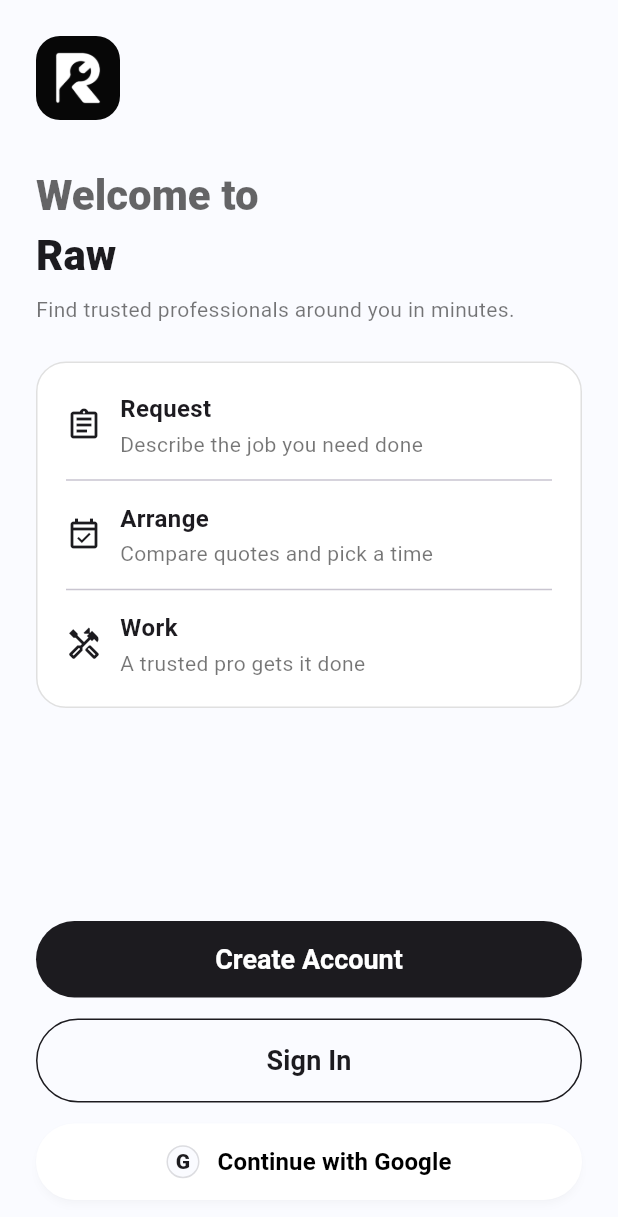
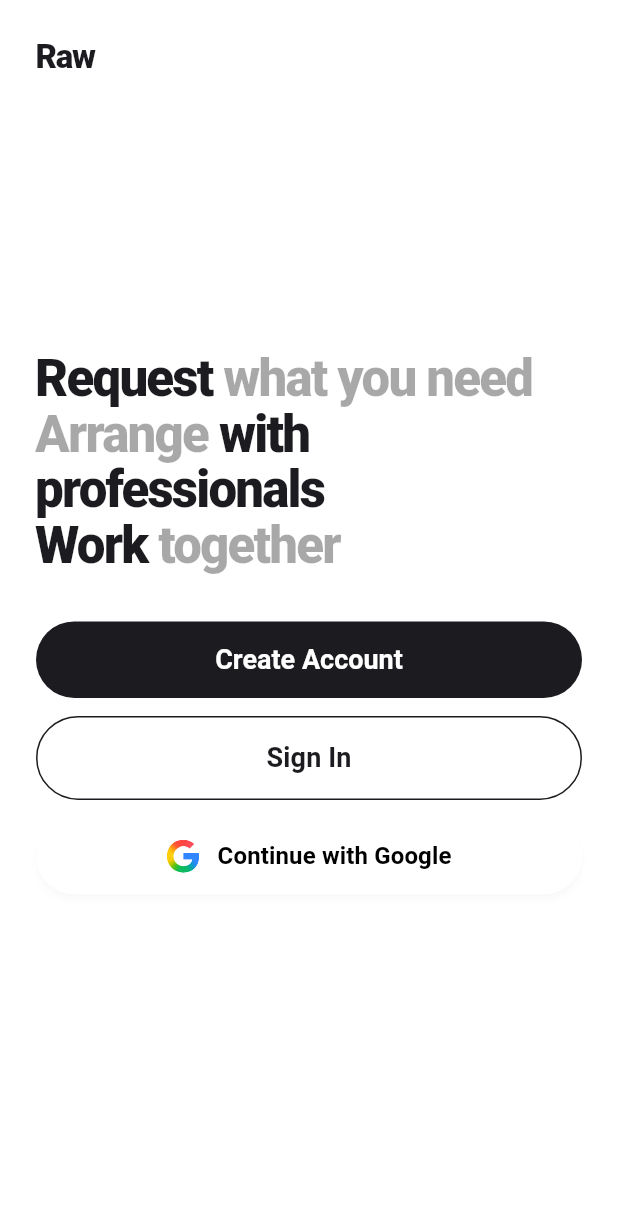
Before and after one commit to UWU-Group12/location-based-service-marketplace, a Flutter app: the screen it shows after launch, after a tap on "Get Started", on a phone screen of 412 x 824 dp. Shown: the top 1217 px of the screen. Run offline on Flutter 3.47's test engine with Material 3 defaults, Android fonts, the phone set to English and light mode, and no system bars; our stand-ins replace cloud_firestore, firebase_auth, firebase_core, firebase_storage, flutter_map, flutter_svg and 7 more; accounts and stored records are empty.

Commit message:
modified Welcome and splash screens

```diff
--- a/service_finder_app/lib/features/auth/customer_register_screen.dart
+++ b/service_finder_app/lib/features/auth/customer_register_screen.dart
@@ -1,4 +1,5 @@
 import 'package:flutter/material.dart';
+import 'package:flutter_svg/flutter_svg.dart';
 import '../../core/app_router.dart';
 import '../../services/auth_service.dart';
 import '../../core/app_colors.dart';
@@ -357,12 +358,7 @@
       child: Row(
         mainAxisAlignment: MainAxisAlignment.center,
         children: [
-          Image.network(
-            'https://img.icons8.com/?size=256&id=17949&format=png',
-            height: 24,
-            errorBuilder: (context, error, stackTrace) =>
-                const Icon(Icons.error),
-          ),
+          SvgPicture.asset('assets/icons/google.svg', width: 24, height: 24),
           const SizedBox(width: 10),
           Text(
             'Continue with Google',
--- a/service_finder_app/lib/features/auth/login_screen.dart
+++ b/service_finder_app/lib/features/auth/login_screen.dart
@@ -1,4 +1,5 @@
 import 'package:flutter/material.dart';
+import 'package:flutter_svg/flutter_svg.dart';
 import '../../core/app_router.dart';
 import '../../services/auth_service.dart';
 import '../../core/app_colors.dart';
@@ -354,12 +355,7 @@
       child: Row(
         mainAxisAlignment: MainAxisAlignment.center,
         children: [
-          Image.network(
-            'https://img.icons8.com/?size=256&id=17949&format=png',
-            height: 24,
-            errorBuilder: (context, error, stackTrace) =>
-                const Icon(Icons.error),
-          ),
+          SvgPicture.asset('assets/icons/google.svg', width: 24, height: 24),
           const SizedBox(width: 10),
           Text(
             'Continue with Google',
--- a/service_finder_app/lib/features/auth/splash_screen.dart
+++ b/service_finder_app/lib/features/auth/splash_screen.dart
@@ -28,7 +28,7 @@
   @override
   Widget build(BuildContext context) {
     return Scaffold(
-      backgroundColor: AppColors.background,
+      backgroundColor: Colors.white,
       body: SafeArea(
         child: LayoutBuilder(
           builder: (context, constraints) {
@@ -36,45 +36,64 @@
               child: ConstrainedBox(
                 constraints: BoxConstraints(minHeight: constraints.maxHeight),
                 child: Padding(
-                  padding: const EdgeInsets.fromLTRB(24, 24, 24, 32),
+                  padding: const EdgeInsets.fromLTRB(24, 28, 24, 36),
                   child: Column(
-                    mainAxisAlignment: MainAxisAlignment.center,
+                    crossAxisAlignment: CrossAxisAlignment.stretch,
                     children: [
+                      SizedBox(height: constraints.maxHeight * 0.18),
                       SizedBox(
-                        height: constraints.maxHeight * 0.56,
+                        height: 132,
                         child: Image.asset(
-                          'assets/images/welcome.png',
+                          'assets/icons/applogo.png',
                           fit: BoxFit.contain,
                         ),
                       ),
-                      const SizedBox(height: 28),
-                      Text(
-                        'Welcome to RAW',
-                        textAlign: TextAlign.center,
-                        style: Theme.of(context).textTheme.headlineLarge
-                            ?.copyWith(
-                              color: AppColors.textPrimary,
-                              fontSize: 38,
-                              fontWeight: FontWeight.w900,
+                      SizedBox(height: constraints.maxHeight * 0.14),
+                      Text.rich(
+                        const TextSpan(
+                          children: [
+                            TextSpan(
+                              text: 'Welcome to\n',
+                              style: TextStyle(
+                                color: Color(0x57000000),
+                                fontSize: 34,
+                                height: 1.08,
+                                fontWeight: FontWeight.w800,
+                                letterSpacing: -1.2,
+                              ),
                             ),
+                            TextSpan(
+                              text: 'Raw',
+                              style: TextStyle(
+                                color: AppColors.primary,
+                                fontSize: 34,
+                                height: 1.08,
+                                fontWeight: FontWeight.w800,
+                                letterSpacing: -1.2,
+                              ),
+                            ),
+                          ],
+                        ),
+                        textAlign: TextAlign.left,
                       ),
-                      const SizedBox(height: 32),
+                      const SizedBox(height: 64),
                       SizedBox(
                         width: double.infinity,
-                        height: 56,
-                        child: FilledButton(
+                        child: ElevatedButton(
                           onPressed: () => _getStarted(context),
-                          style: FilledButton.styleFrom(
+                          style: ElevatedButton.styleFrom(
                             backgroundColor: AppColors.primary,
                             foregroundColor: Colors.white,
+                            elevation: 0,
+                            padding: const EdgeInsets.symmetric(vertical: 15),
                             shape: RoundedRectangleBorder(
-                              borderRadius: BorderRadius.circular(18),
+                              borderRadius: BorderRadius.circular(30),
                             ),
                           ),
                           child: const Text(
                             'Get Started',
                             style: TextStyle(
-                              fontSize: 17,
+                              fontSize: 18,
                               fontWeight: FontWeight.w800,
                             ),
                           ),
--- a/service_finder_app/lib/features/auth/welcome_screen.dart
+++ b/service_finder_app/lib/features/auth/welcome_screen.dart
@@ -1,4 +1,5 @@
 import 'package:flutter/material.dart';
+import 'package:flutter_svg/flutter_svg.dart';
 
 import '../../core/app_colors.dart';
 import '../../core/app_router.dart';
@@ -69,91 +70,34 @@
 
   @override
   Widget build(BuildContext context) {
-    final textTheme = Theme.of(context).textTheme;
-
     return Scaffold(
-      backgroundColor: AppColors.background,
+      backgroundColor: Colors.white,
       body: SafeArea(
         child: LayoutBuilder(
           builder: (context, constraints) {
             return SingleChildScrollView(
-              padding: const EdgeInsets.all(24),
+              padding: const EdgeInsets.fromLTRB(24, 22, 24, 28),
               child: ConstrainedBox(
                 constraints: BoxConstraints(
-                  minHeight: (constraints.maxHeight - 48).clamp(
+                  minHeight: (constraints.maxHeight - 50).clamp(
                     0.0,
                     double.infinity,
                   ),
                 ),
-                child: IntrinsicHeight(
                 child: Column(
                   crossAxisAlignment: CrossAxisAlignment.stretch,
                   children: [
-                      Align(
-                        alignment: Alignment.centerLeft,
-                        child: ClipRRect(
-                          borderRadius: BorderRadius.circular(16),
-                          child: Image.asset(
-                            'assets/icons/applogo3.png',
-                            width: 56,
-                            height: 56,
-                            fit: BoxFit.cover,
+                    const Text(
+                      'Raw',
+                      style: TextStyle(
+                        color: AppColors.primary,
+                        fontSize: 22,
+                        fontWeight: FontWeight.w800,
+                        letterSpacing: -0.8,
                       ),
                     ),
-                      ),
-                      const SizedBox(height: 32),
-                      // Same two-line style as the dashboard GreetingHeader.
-                      Text(
-                        'Welcome to',
-                        style: textTheme.headlineMedium?.copyWith(
-                          color: AppColors.textPrimary.withValues(alpha: 0.6),
-                        ),
-                      ),
-                      const SizedBox(height: 4),
-                      Text(
-                        'Raw',
-                        style: textTheme.headlineMedium?.copyWith(
-                          color: AppColors.primary,
-                          fontWeight: FontWeight.w800,
-                        ),
-                      ),
-                      const SizedBox(height: 8),
-                      const Text(
-                        'Find trusted professionals around you in minutes.',
-                        style: TextStyle(
-                          color: AppColors.textSecondary,
-                          height: 1.5,
-                        ),
-                      ),
-                      const SizedBox(height: 24),
-                      // R = Request, A = Arrange, W = Work
-                      _card(
-                        child: Column(
-                          children: [
-                            _meaningRow(
-                              Icons.assignment_outlined,
-                              'R',
-                              'equest',
-                              'Describe the job you need done',
-                            ),
-                            const Divider(height: 28),
-                            _meaningRow(
-                              Icons.event_available_outlined,
-                              'A',
-                              'rrange',
-                              'Compare quotes and pick a time',
-                            ),
-                            const Divider(height: 28),
-                            _meaningRow(
-                              Icons.handyman_outlined,
-                              'W',
-                              'ork',
-                              'A trusted pro gets it done',
-                            ),
-                          ],
-                        ),
-                      ),
-                      const Spacer(),
+                    SizedBox(height: constraints.maxHeight * 0.22),
+                    const _HeroHeadline(),
                     const SizedBox(height: 32),
                     _buildPrimaryButton(
                       context: context,
@@ -162,7 +106,7 @@
                           ? null
                           : () => AppRouter.goToRoleSelection(context),
                     ),
-                      const SizedBox(height: 14),
+                    const SizedBox(height: 12),
                     _buildOutlinedButton(
                       context: context,
                       label: 'Sign In',
@@ -170,7 +114,7 @@
                           ? null
                           : () => AppRouter.goToLogin(context),
                     ),
-                      const SizedBox(height: 14),
+                    const SizedBox(height: 12),
                     _buildGoogleButton(
                       context: context,
                       isLoading: _isLoading,
@@ -179,62 +123,10 @@
                   ],
                 ),
               ),
-              ),
             );
           },
         ),
       ),
-    );
-  }
-
-  // White bordered card, same as the provider dashboard cards.
-  Widget _card({required Widget child}) {
-    return Card(
-      margin: EdgeInsets.zero,
-      elevation: 0,
-      color: Colors.white,
-      shape: RoundedRectangleBorder(
-        borderRadius: BorderRadius.circular(20),
-        side: const BorderSide(color: AppColors.border),
-      ),
-      child: Padding(padding: const EdgeInsets.all(20), child: child),
-    );
-  }
-
-  // One letter of the name, e.g. "R" + "equest" with a short explanation.
-  Widget _meaningRow(IconData icon, String letter, String rest, String detail) {
-    return Row(
-      children: [
-        Icon(icon, color: AppColors.primary),
-        const SizedBox(width: 12),
-        Expanded(
-          child: Column(
-            crossAxisAlignment: CrossAxisAlignment.start,
-            children: [
-              Text.rich(
-                TextSpan(
-                  children: [
-                    TextSpan(
-                      text: letter,
-                      style: const TextStyle(color: AppColors.primary),
-                    ),
-                    TextSpan(text: rest),
-                  ],
-                ),
-                style: const TextStyle(
-                  fontSize: 16,
-                  fontWeight: FontWeight.w700,
-                ),
-              ),
-              const SizedBox(height: 2),
-              Text(
-                detail,
-                style: const TextStyle(color: AppColors.textSecondary),
-              ),
-            ],
-          ),
-        ),
-      ],
     );
   }
 
@@ -310,23 +202,10 @@
                 mainAxisAlignment: MainAxisAlignment.center,
                 mainAxisSize: MainAxisSize.min,
                 children: [
-                  Container(
+                  SvgPicture.asset(
+                    'assets/icons/google.svg',
                     width: 22,
                     height: 22,
-                    decoration: BoxDecoration(
-                      color: AppColors.background,
-                      shape: BoxShape.circle,
-                      border: Border.all(color: AppColors.border),
-                    ),
-                    alignment: Alignment.center,
-                    child: Text(
-                      'G',
-                      style: textStyle?.copyWith(
-                        fontSize: 14,
-                        color: AppColors.primary,
-                        fontWeight: FontWeight.w800,
-                      ),
-                    ),
                   ),
                   const SizedBox(width: 12),
                   Text('Continue with Google', style: textStyle),
@@ -336,3 +215,36 @@
     );
   }
 }
+
+class _HeroHeadline extends StatelessWidget {
+  const _HeroHeadline();
+
+  static const _black = TextStyle(
+    color: AppColors.primary,
+    fontSize: 34,
+    height: 1.08,
+    fontWeight: FontWeight.w800,
+    letterSpacing: -1.2,
+  );
+
+  static final _gray = _black.copyWith(
+    color: AppColors.textPrimary.withValues(alpha: 0.34),
+  );
+
+  @override
+  Widget build(BuildContext context) {
+    return Text.rich(
+      TextSpan(
+        children: [
+          const TextSpan(text: 'Request ', style: _black),
+          TextSpan(text: 'what you need\n', style: _gray),
+          TextSpan(text: 'Arrange ', style: _gray),
+          const TextSpan(text: 'with professionals\n', style: _black),
+          const TextSpan(text: 'Work ', style: _black),
+          TextSpan(text: 'together', style: _gray),
+        ],
+      ),
+      textAlign: TextAlign.left,
+    );
+  }
+}
--- a/service_finder_app/pubspec.yaml
+++ b/service_finder_app/pubspec.yaml
@@ -75,7 +75,9 @@
   # the material Icons class.
   uses-material-design: true
   assets:
+    - assets/icons/applogo.png
     - assets/icons/applogo3.png
+    - assets/icons/google.svg
     - assets/images/client.png
     - assets/images/provider.png
     - assets/images/provider_name.png
```
Also changed, not shown: service_finder_app/assets/icons/applogo.png, service_finder_app/assets/icons/google.svg (added). Lines whose indentation alone changed are shown as unchanged.
